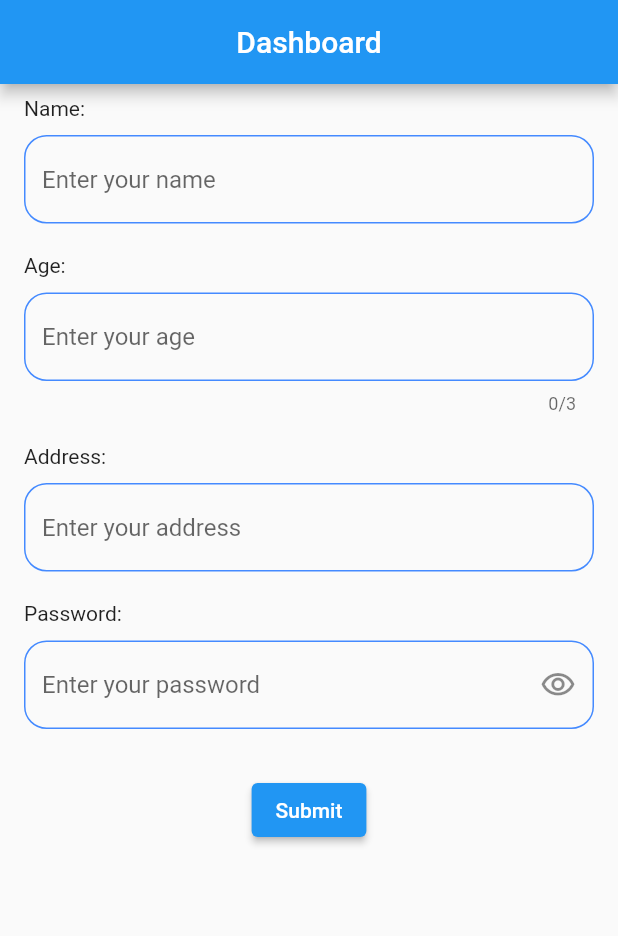
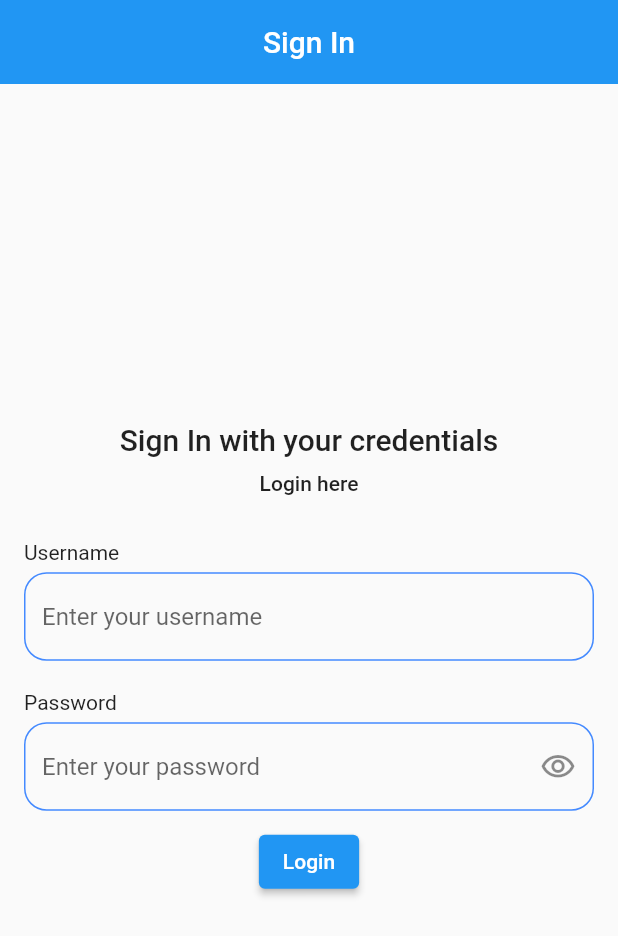
Before and after one commit to IchinoseBinit/form_application, a Flutter app: the screen it shows after launch, on a phone screen of 412 x 824 dp. Shown: the top 936 px of the screen. Run offline on Flutter 3.47's test engine with Material 2 defaults, Android fonts, the phone set to English and light mode, and no system bars.

Commit message:
added alert dialog, login screen

```diff
--- a/lib/main.dart
+++ b/lib/main.dart
@@ -1,5 +1,6 @@
 import 'package:flutter/material.dart';
-import 'package:form_application/screens/home_screen.dart';
+import 'package:form_application/screens/contact_screen.dart';
+import 'package:form_application/screens/login_screen.dart';
 
 void main() {
   runApp(const MyApp());
@@ -14,7 +15,7 @@ class MyApp extends StatelessWidget {
       theme: ThemeData(
         primarySwatch: Colors.blue,
       ),
-      home: HomeScreen(),
+      home: LoginScreen(),
     );
   }
 }
--- a/lib/screens/home_screen.dart
+++ b/lib/screens/contact_screen.dart
@@ -1,9 +1,10 @@
 import 'package:flutter/material.dart';
 import 'package:flutter/services.dart';
 import 'package:form_application/screens/details_screen.dart';
+import 'package:form_application/utils/general_alert_dialog.dart';
 import 'package:form_application/widgets/general_text_field.dart';
 
-class HomeScreen extends StatelessWidget {
+class ContactScreen extends StatelessWidget {
   final formKey = GlobalKey<FormState>();
 
   final nameController = TextEditingController();
@@ -15,7 +16,7 @@ class HomeScreen extends StatelessWidget {
   Widget build(BuildContext context) {
     return Scaffold(
       appBar: AppBar(
-        title: const Text("Dashboard"),
+        title: const Text("Contact Form"),
         centerTitle: true,
       ),
       body: Padding(
@@ -92,26 +93,6 @@ class HomeScreen extends StatelessWidget {
                   },
                 ),
                 const SizedBox(
-                  height: 20,
-                ),
-                const Text("Password:"),
-                const SizedBox(
-                  height: 10,
-                ),
-                GeneralTextField(
-                  title: "password",
-                  isObscure: true,
-                  controller: passwordController,
-                  textInputType: TextInputType.text,
-                  textInputAction: TextInputAction.done,
-                  validate: (String? value) {
-                    if (value!.trim().isEmpty) {
-                      return "Please enter your password";
-                    }
-                    return null;
-                  },
-                ),
-                const SizedBox(
                   height: 30,
                 ),
                 Center(
--- /dev/null
+++ b/lib/screens/login_screen.dart
@@ -0,0 +1,132 @@
+import 'package:flutter/material.dart';
+import 'package:form_application/screens/contact_screen.dart';
+import 'package:form_application/utils/general_alert_dialog.dart';
+import 'package:form_application/widgets/general_text_field.dart';
+
+class LoginScreen extends StatelessWidget {
+  LoginScreen({Key? key}) : super(key: key);
+
+  final formKey = GlobalKey<FormState>();
+
+  final usernameController = TextEditingController();
+  final passwordController = TextEditingController();
+
+  @override
+  Widget build(BuildContext context) {
+    return Scaffold(
+      appBar: AppBar(
+        title: const Text("Sign In"),
+        centerTitle: true,
+        elevation: 0,
+      ),
+      body: Padding(
+        padding: const EdgeInsets.symmetric(horizontal: 16, vertical: 6),
+        child: Center(
+          child: SingleChildScrollView(
+            child: Form(
+              key: formKey,
+              child: Column(
+                // mainAxisAlignment: MainAxisAlignment.center,
+                crossAxisAlignment: CrossAxisAlignment.start,
+                children: [
+                  Center(
+                    child: Text(
+                      "Sign In with your credentials",
+                      style: Theme.of(context).textTheme.headline6,
+                    ),
+                  ),
+                  const SizedBox(
+                    height: 10,
+                  ),
+                  Center(
+                    child: Text(
+                      "Login here",
+                      style: Theme.of(context).textTheme.bodyText1,
+                    ),
+                  ),
+                  const SizedBox(
+                    height: 30,
+                  ),
+                  const Text("Username"),
+                  const SizedBox(
+                    height: 5,
+                  ),
+                  GeneralTextField(
+                    title: "username",
+                    controller: usernameController,
+                    textInputType: TextInputType.name,
+                    textInputAction: TextInputAction.next,
+                    validate: (value) => value!.trim().isEmpty
+                        ? "Please enter your username"
+                        : null,
+                  ),
+                  const SizedBox(
+                    height: 20,
+                  ),
+                  const Text("Password"),
+                  const SizedBox(
+                    height: 5,
+                  ),
+                  GeneralTextField(
+                    title: "password",
+                    controller: passwordController,
+                    isObscure: true,
+                    textInputType: TextInputType.name,
+                    textInputAction: TextInputAction.done,
+                    validate: (value) => value!.trim().isEmpty
+                        ? "Please enter your password"
+                        : null,
+                  ),
+                  const SizedBox(
+                    height: 10,
+                  ),
+                  Center(
+                    child: ElevatedButton(
+                      onPressed: () async {
+                        // if (formKey.currentState!.validate()) {
+                        final username = usernameController.text;
+                        final password = passwordController.text;
+                        GeneralAlertDialog().customAlertDialog(context);
+                        await Future.delayed(
+                          const Duration(seconds: 3),
+                        );
+                        Navigator.pop(context);
+                        if (username == "binit" && password == "binit123") {
+                          // Navigator.of(context).push(
+                          //   MaterialPageRoute(
+                          //     builder: (_) => ContactScreen(),
+                          //   ),
+                          // );
+
+                          Navigator.push(
+                            context,
+                            MaterialPageRoute(
+                              builder: (_) => ContactScreen(),
+                            ),
+                          );
+                        } else {
+                          ScaffoldMessenger.of(context).showSnackBar(
+                            const SnackBar(
+                              content: Text(
+                                "Invalid details",
+                                textAlign: TextAlign.center,
+                              ),
+                            ),
+                          );
+                        }
+                        // }
+                      },
+                      child: const Text(
+                        "Login",
+                      ),
+                    ),
+                  ),
+                ],
+              ),
+            ),
+          ),
+        ),
+      ),
+    );
+  }
+}
--- a/lib/widgets/general_text_field.dart
+++ b/lib/widgets/general_text_field.dart
@@ -58,6 +58,7 @@ class _GeneralTextFieldState extends State<GeneralTextField> {
               )
             : null,
         hintText: "Enter your ${widget.title}",
+        counter: const SizedBox.shrink(),
         enabledBorder: const OutlineInputBorder(
           borderSide: BorderSide(
             color: Colors.blueAccent,
```
Also changed, not shown: lib/utils/general_alert_dialog.dart (added, +27 -0 lines).
